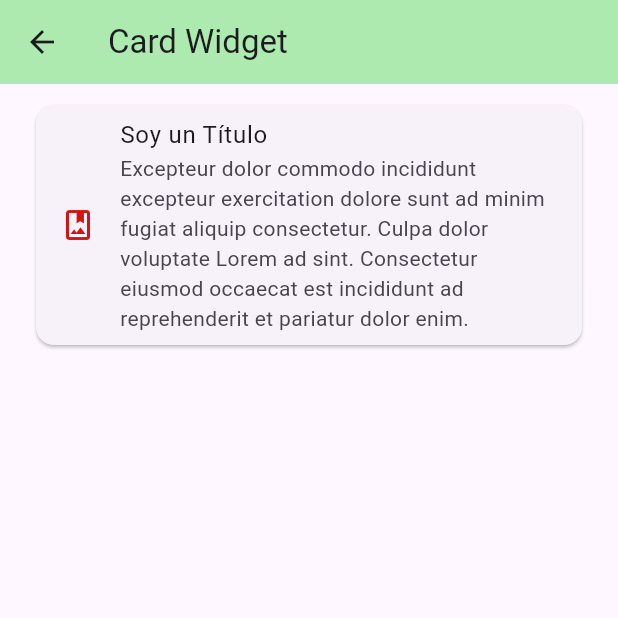
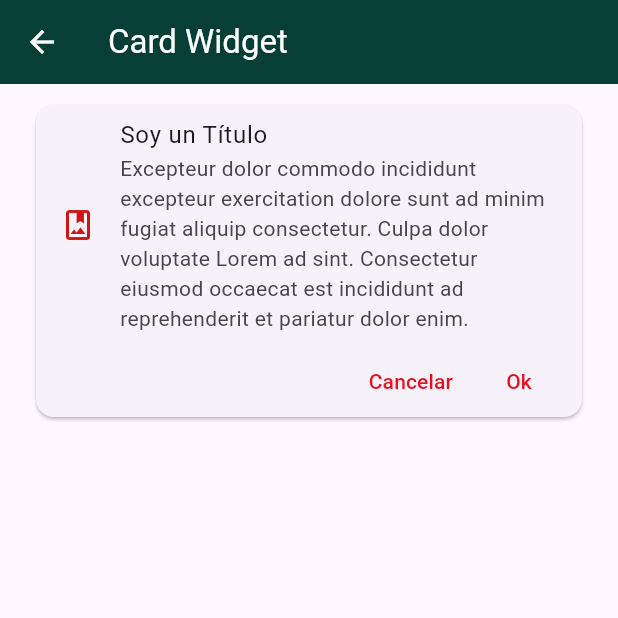
Before and after one commit to NormandoRamirezDelgado/6C-Febrero-2026, a Flutter app: the CardScreen screen opened by its route, on a phone screen of 412 x 824 dp, the top half of it. Run offline on Flutter 3.47's test engine with Material 3 defaults, Android fonts, the phone set to English and light mode, and no system bars.

Commit message:
CardScreen

```diff
--- a/Flutter/componentes/lib/screens/card_screen.dart
+++ b/Flutter/componentes/lib/screens/card_screen.dart
@@ -1,5 +1,6 @@
-import 'package:componentes/theme/app_theme.dart';
 import 'package:flutter/material.dart';
+
+import '../widgets/widgets.dart';
 
 class CardScreen extends StatelessWidget {
 
@@ -14,17 +15,9 @@ class CardScreen extends StatelessWidget {
       body: ListView(
         padding: EdgeInsets.symmetric(horizontal: 20, vertical: 10),
         children: [
-          Card(
-            child: Column(
-              children: [
-                ListTile(
-                  leading: Icon(Icons.photo_album_outlined, color: AppTheme.primary),
-                  title: Text('Soy un Título'),
-                  subtitle: Text('Excepteur dolor commodo incididunt excepteur exercitation dolore sunt ad minim fugiat aliquip consectetur. Culpa dolor voluptate Lorem ad sint. Consectetur eiusmod occaecat est incididunt ad reprehenderit et pariatur dolor enim.'),
-                )
-              ],
-            ),
-          ),
+
+          CustomCardType1(),
+
         ],
       )
     );
--- a/Flutter/componentes/lib/screens/home_screen.dart
+++ b/Flutter/componentes/lib/screens/home_screen.dart
@@ -15,7 +15,6 @@ class HomeScreen extends StatelessWidget {
       appBar: AppBar(
         title: Text('Componentes de Flutter'),
         //backgroundColor: const Color.fromARGB(255, 218, 153, 229),
-        foregroundColor: Colors.white,
       ),
       body: ListView.separated(
         itemBuilder: (context, index) => ListTile(
--- a/Flutter/componentes/lib/theme/app_theme.dart
+++ b/Flutter/componentes/lib/theme/app_theme.dart
@@ -10,8 +10,16 @@ class AppTheme {
 
     //AppBar Theme
     appBarTheme: AppBarTheme(
-      backgroundColor: const Color.fromARGB(255, 172, 234, 176),
-    )
+      backgroundColor: const Color.fromARGB(255, 7, 62, 53),
+      foregroundColor: Colors.white,
+    ),
+
+    //TextButton Them
+    textButtonTheme: TextButtonThemeData(
+      style: TextButton.styleFrom(foregroundColor: const Color.fromARGB(255, 236, 12, 27)),
+    ),
+
+
   );
 
   static final darkTheme = ThemeData.dark().copyWith(
--- /dev/null
+++ b/Flutter/componentes/lib/widgets/custom_card_type_1.dart
@@ -0,0 +1,40 @@
+import 'package:componentes/theme/app_theme.dart';
+import 'package:flutter/material.dart';
+
+class CustomCardType1 extends StatelessWidget {
+  const CustomCardType1({
+    super.key,
+  });
+
+  @override
+  Widget build(BuildContext context) {
+    return Card(
+      child: Column(
+        children: [
+          ListTile(
+            leading: Icon(Icons.photo_album_outlined, color: AppTheme.primary),
+            title: Text('Soy un Título'),
+            subtitle: Text('Excepteur dolor commodo incididunt excepteur exercitation dolore sunt ad minim fugiat aliquip consectetur. Culpa dolor voluptate Lorem ad sint. Consectetur eiusmod occaecat est incididunt ad reprehenderit et pariatur dolor enim.'),
+          ),
+
+          Padding(
+            padding: const EdgeInsets.only(right: 10),
+            child: Row(
+              mainAxisAlignment: MainAxisAlignment.end,
+              children: [
+                TextButton(
+                  onPressed: (){},
+                  child: Text('Cancelar')
+                ),
+                TextButton(
+                  onPressed: (){},
+                  child: Text('Ok')
+                ),
+              ],
+            ),
+          )
+        ],
+      ),
+    );
+  }
+}
--- /dev/null
+++ b/Flutter/componentes/lib/widgets/widgets.dart
@@ -0,0 +1 @@
+export 'package:componentes/widgets/custom_card_type_1.dart';
```
